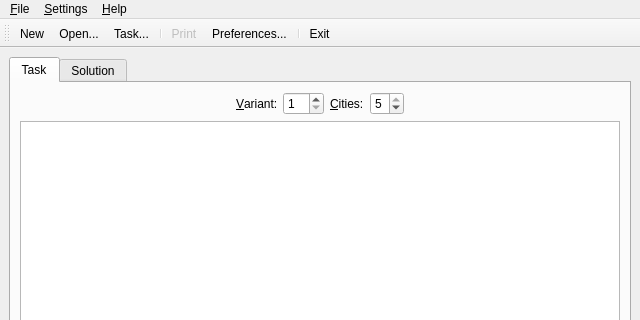
Old version of the form ui/mainwindow.ui in the repository leppa/tspsg; both pictures show x 0 to 640 and y 0 to 320 of the 640 by 480 pixel window.
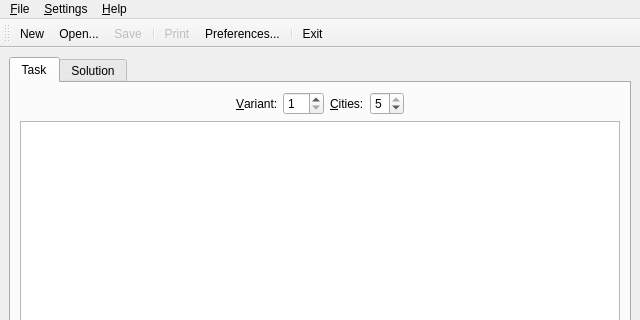
New version of the form. Icons and pictures are not drawn.

Commit message: + Added README file. * Very minor ui and translation changes.

The edit to the form file:
```diff
--- a/ui/mainwindow.ui
+++ b/ui/mainwindow.ui
@@ -316,7 +316,7 @@
    </attribute>
    <addaction name="actionFileNew"/>
    <addaction name="actionFileOpen"/>
-   <addaction name="actionFileSaveTask"/>
+   <addaction name="actionFileSave"/>
    <addaction name="separator"/>
    <addaction name="actionFilePrint"/>
    <addaction name="actionSettingsPreferences"/>
```
Left out of the diff: 10 changed lines with no effect on the pictures. The commit also changes 5 other files.
